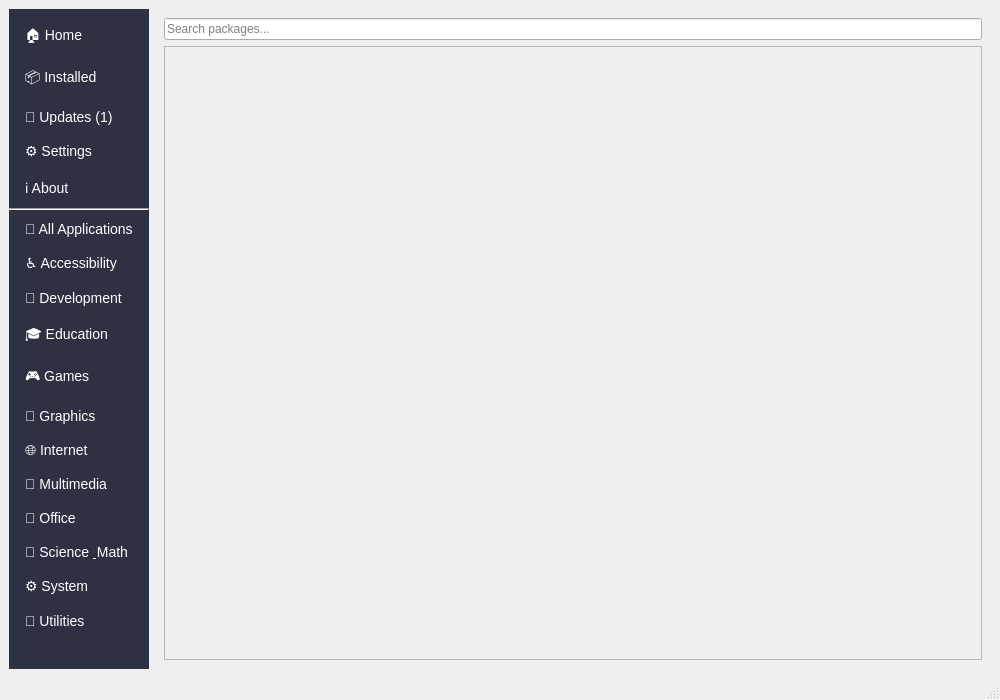
This is src/ui/main_window.ui in anocweb/apt-ex-package-manager as Qt 5 draws it before an edit. The edited form follows.
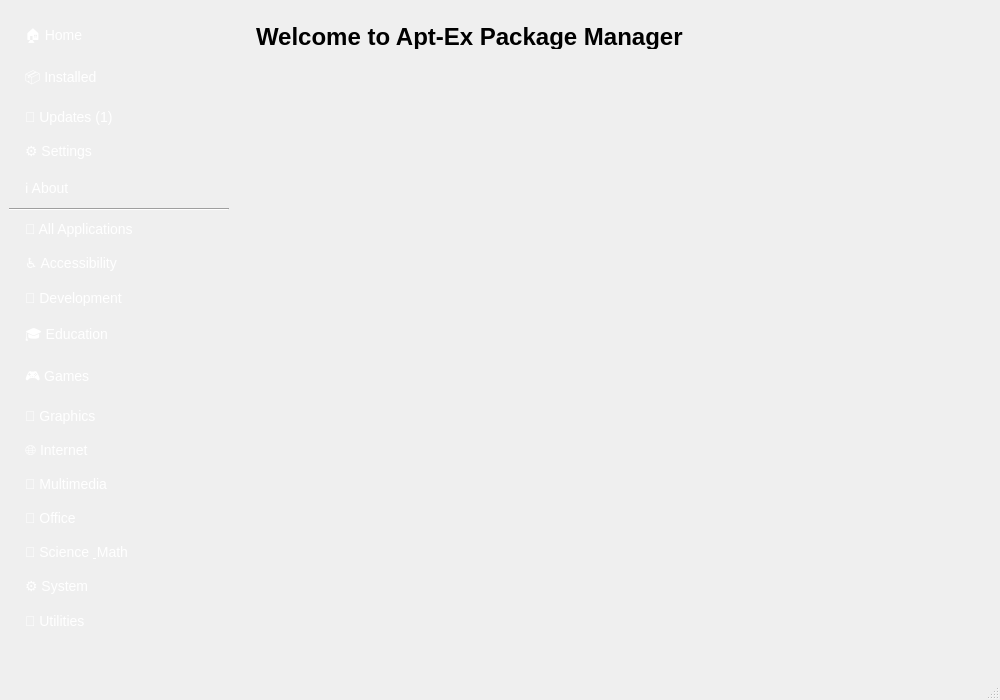
This is the edited form.

```diff
--- a/src/ui/main_window.ui
+++ b/src/ui/main_window.ui
@@ -10,6 +10,12 @@
     <height>700</height>
    </rect>
   </property>
+  <property name="minimumSize">
+   <size>
+    <width>750</width>
+    <height>550</height>
+   </size>
+  </property>
   <property name="windowTitle">
    <string>Apt-Ex Package Manager</string>
   </property>
@@ -17,9 +23,15 @@
    <layout class="QHBoxLayout" name="horizontalLayout">
     <item>
      <widget class="QWidget" name="sidebar" native="true">
+      <property name="minimumSize">
+       <size>
+        <width>220</width>
+        <height>0</height>
+       </size>
+      </property>
       <property name="maximumSize">
        <size>
-        <width>250</width>
+        <width>220</width>
         <height>16777215</height>
        </size>
       </property>
@@ -35,15 +47,15 @@
 QPushButton:hover { background-color: #3e4a61; }
 QPushButton:pressed { background-color: #1e2328; }</string>
       </property>
-      <layout class="QVBoxLayout" name="sidebarLayout">
+      <layout class="QVBoxLayout" name="sidebarWrapperLayout">
        <property name="spacing">
-        <number>2</number>
+        <number>0</number>
        </property>
        <property name="leftMargin">
         <number>0</number>
        </property>
        <property name="topMargin">
-        <number>8</number>
+        <number>0</number>
        </property>
        <property name="rightMargin">
         <number>0</number>
@@ -51,6 +63,45 @@
        <property name="bottomMargin">
         <number>0</number>
        </property>
+       <item>
+        <widget class="QScrollArea" name="sidebarScrollArea">
+         <property name="widgetResizable">
+          <bool>true</bool>
+         </property>
+         <property name="horizontalScrollBarPolicy">
+          <enum>Qt::ScrollBarAlwaysOff</enum>
+         </property>
+         <property name="verticalScrollBarPolicy">
+          <enum>Qt::ScrollBarAsNeeded</enum>
+         </property>
+         <property name="styleSheet">
+          <string>QScrollArea { border: none; background-color: transparent; }</string>
+         </property>
+         <widget class="QWidget" name="sidebarContent">
+          <property name="geometry">
+           <rect>
+            <x>0</x>
+            <y>0</y>
+            <width>220</width>
+            <height>400</height>
+           </rect>
+          </property>
+          <layout class="QVBoxLayout" name="sidebarLayout">
+           <property name="spacing">
+            <number>2</number>
+           </property>
+           <property name="leftMargin">
+            <number>0</number>
+           </property>
+           <property name="topMargin">
+            <number>8</number>
+           </property>
+           <property name="rightMargin">
+            <number>0</number>
+           </property>
+           <property name="bottomMargin">
+            <number>0</number>
+           </property>
        <item>
         <widget class="QPushButton" name="homeBtn">
          <property name="text">
@@ -196,34 +247,52 @@
          </property>
         </spacer>
        </item>
+          </layout>
+         </widget>
+        </widget>
+       </item>
       </layout>
      </widget>
     </item>
     <item>
      <widget class="QWidget" name="mainContent" native="true">
       <layout class="QVBoxLayout" name="contentLayout">
+       <property name="spacing">
+        <number>0</number>
+       </property>
+       <property name="leftMargin">
+        <number>0</number>
+       </property>
+       <property name="topMargin">
+        <number>0</number>
+       </property>
+       <property name="rightMargin">
+        <number>0</number>
+       </property>
+       <property name="bottomMargin">
+        <number>0</number>
+       </property>
        <item>
-        <widget class="QLineEdit" name="search_input">
-         <property name="placeholderText">
-          <string>Search packages...</string>
+        <widget class="QLabel" name="pageTitle">
+         <property name="text">
+          <string>Welcome to Apt-Ex Package Manager</string>
+         </property>
+         <property name="styleSheet">
+          <string>font-size: 24px; font-weight: bold; padding: 15px;</string>
+         </property>
+         <property name="maximumSize">
+          <size>
+           <width>16777215</width>
+           <height>55</height>
+          </size>
          </property>
         </widget>
        </item>
        <item>
-        <widget class="QScrollArea" name="package_scroll_area">
-         <property name="widgetResizable">
-          <bool>true</bool>
+        <widget class="QStackedWidget" name="contentStack">
+         <property name="currentIndex">
+          <number>0</number>
          </property>
-         <widget class="QWidget" name="package_container">
-          <property name="geometry">
-           <rect>
-            <x>0</x>
-            <y>0</y>
-            <width>782</width>
-            <height>69</height>
-           </rect>
-          </property>
-         </widget>
         </widget>
        </item>
       </layout>
```
Left out of the diff: 5 changed lines with no effect on the pictures.
